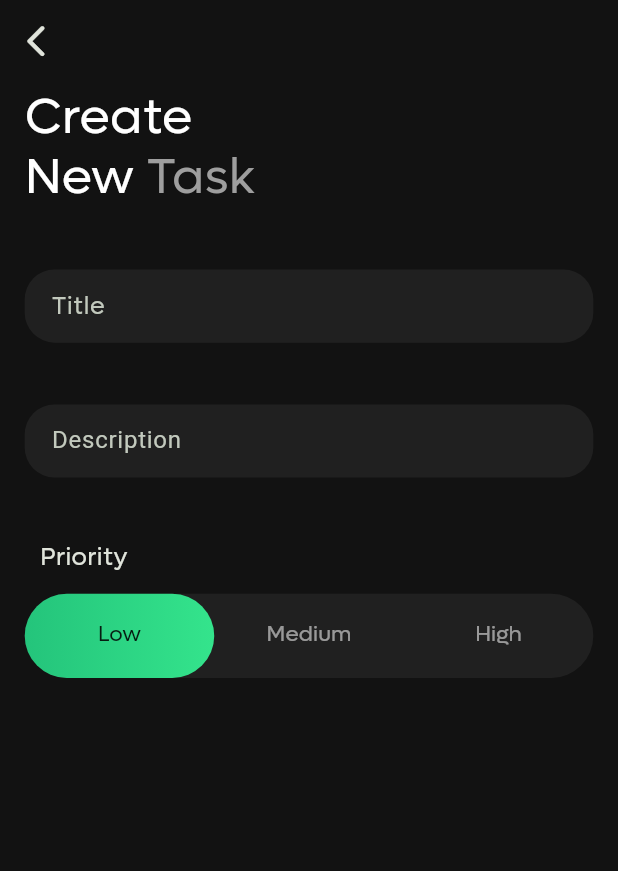
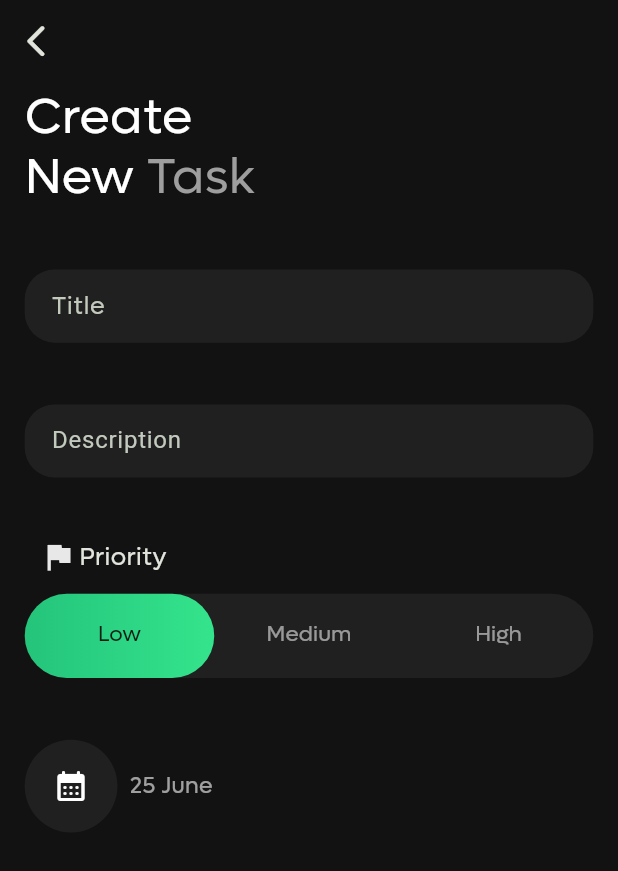
Before and after one commit to ZaynMeledath/turningpoint_tms, a Flutter app: the screen it shows after launch, on a phone screen of 412 x 824 dp. Shown: the top 871 px of the screen. Run offline on Flutter 3.47's test engine with Material 3 defaults, Android fonts, the phone set to English and light mode, and no system bars; our stand-ins replace gap, get, google_fonts.

Commit message:
Assign task screen

```diff
--- a/lib/view/task_management/assign_task/assign_task_screen.dart
+++ b/lib/view/task_management/assign_task/assign_task_screen.dart
@@ -2,6 +2,7 @@ import 'package:flutter/material.dart';
 import 'package:gap/gap.dart';
 import 'package:turning_point_tasks_app/utils/screen_size.dart';
 import 'package:turning_point_tasks_app/utils/widgets/my_app_bar.dart';
+import 'package:turning_point_tasks_app/view/task_management/assign_task/segments/date_and_time_segment.dart';
 import 'package:turning_point_tasks_app/view/task_management/assign_task/segments/description_text_field.dart';
 import 'package:turning_point_tasks_app/view/task_management/assign_task/segments/priority_tab_bar.dart';
 import 'package:turning_point_tasks_app/view/task_management/assign_task/segments/title_text_field.dart';
@@ -74,7 +75,9 @@ class _AssignTaskScreenState extends State<AssignTaskScreen>
                 Gap(screenHeight * .05),
                 descriptionTextField(descriptionController),
                 Gap(screenHeight * .05),
-                priorityTabBar(tabController: tabController)
+                priorityTabBar(tabController: tabController),
+                Gap(screenHeight * .05),
+                dateAndTimeSegment(),
               ],
             ),
           ),
--- /dev/null
+++ b/lib/view/task_management/assign_task/segments/date_and_time_segment.dart
@@ -0,0 +1,29 @@
+import 'package:flutter/material.dart';
+import 'package:gap/gap.dart';
+import 'package:turning_point_tasks_app/utils/screen_size.dart';
+
+Widget dateAndTimeSegment() {
+  return Row(
+    children: [
+      Container(
+        width: screenWidth * .15,
+        height: screenWidth * .15,
+        decoration: BoxDecoration(
+          color: Colors.grey.withOpacity(.1),
+          shape: BoxShape.circle,
+        ),
+        child: const Center(
+          child: Icon(Icons.calendar_month_rounded),
+        ),
+      ),
+      Gap(screenWidth * .02),
+      Text(
+        '25 June',
+        style: TextStyle(
+          color: Colors.white60,
+          fontSize: screenWidth * .036,
+        ),
+      ),
+    ],
+  );
+}
--- a/lib/view/task_management/assign_task/segments/priority_tab_bar.dart
+++ b/lib/view/task_management/assign_task/segments/priority_tab_bar.dart
@@ -8,6 +8,11 @@ Widget priorityTabBar({required TabController tabController}) {
       Row(
         children: [
           Gap(screenWidth * .025),
+          Icon(
+            Icons.flag,
+            color: Colors.white.withOpacity(.9),
+          ),
+          Gap(screenWidth * .005),
           Text(
             'Priority',
             style: TextStyle(
--- a/pubspec.yaml
+++ b/pubspec.yaml
@@ -16,6 +16,8 @@ dependencies:
   gap: ^3.0.1
   google_fonts: ^6.2.1
   get: ^4.6.6
+  slide_to_act: ^2.0.2
+  syncfusion_flutter_datepicker: ^26.1.39
 
 
 
```
Also changed, not shown: pubspec.lock.
